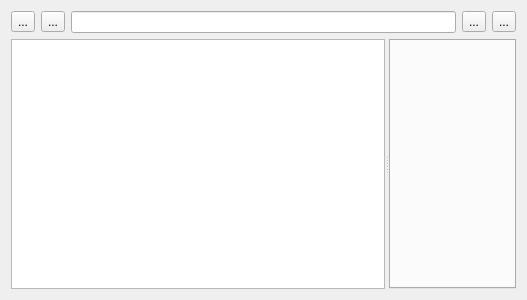
Old version of the form src/gui/ui_files/studies_panel_widget.ui in the repository medusabci/medusa-platform.
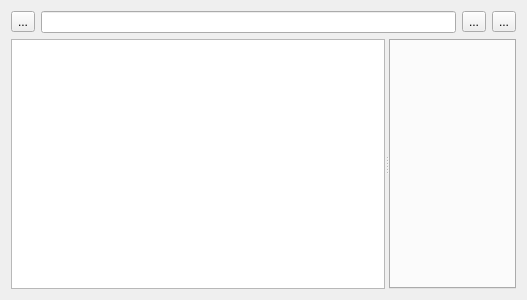
New version of the form.

The edit to the form file:
```diff
--- a/src/gui/ui_files/studies_panel_widget.ui
+++ b/src/gui/ui_files/studies_panel_widget.ui
@@ -29,22 +29,6 @@
        </property>
       </widget>
      </item>
-     <item>
-      <widget class="QToolButton" name="toolButton_studies_config">
-       <property name="toolTip">
-        <string extracomment="Log settings"/>
-       </property>
-       <property name="text">
-        <string>...</string>
-       </property>
-       <property name="iconSize">
-        <size>
-         <width>20</width>
-         <height>20</height>
-        </size>
-       </property>
-      </widget>
-     </item>
      <item>
       <widget class="QLineEdit" name="lineEdit_studies_path"/>
      </item>
```
